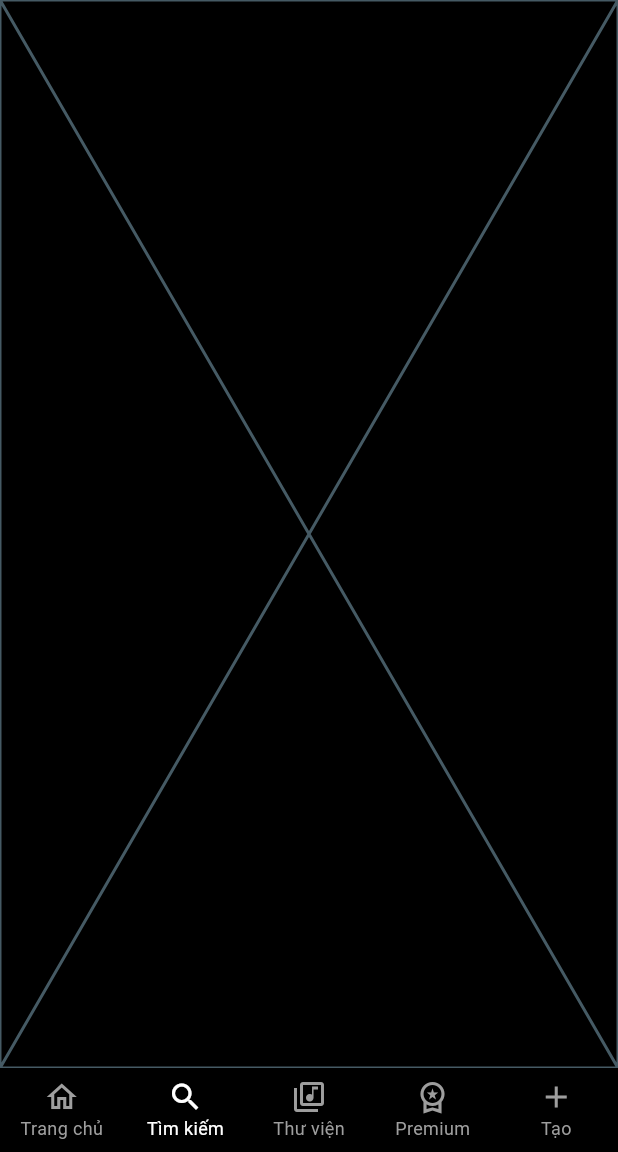
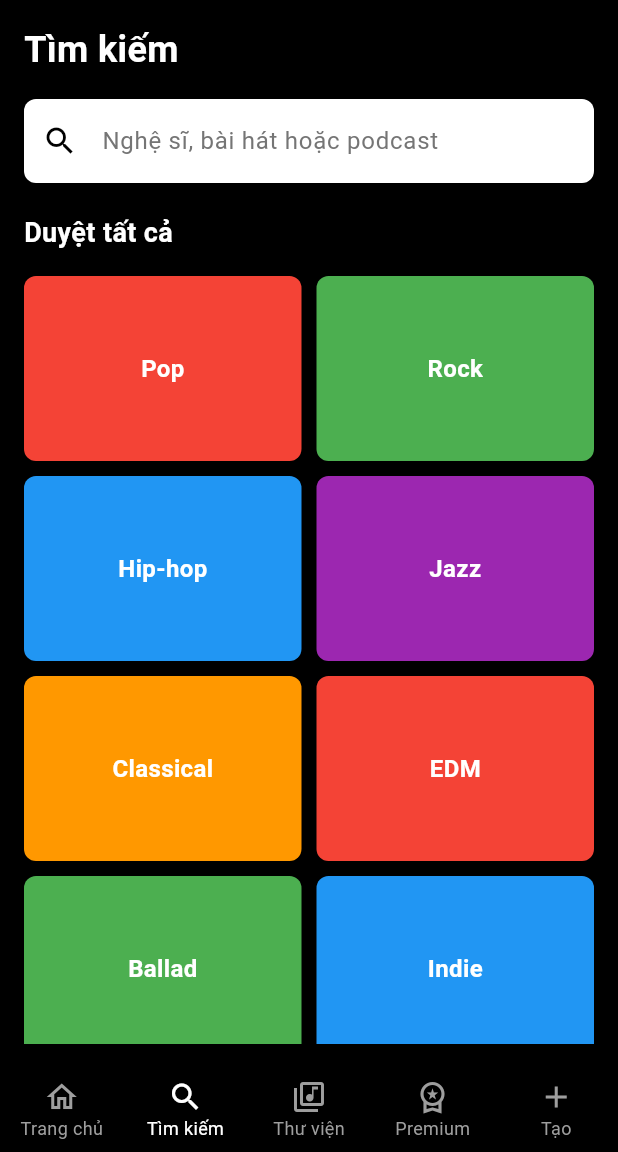
Before and after one commit to khanh21s/2025_LTTBDD_N05_DOAN_VAN_KHANH, a Flutter app: the screen it shows after launch, item 2 of the bottom bar chosen, on a phone screen of 412 x 824 dp, the part 84-1236 px from its top. Run offline on Flutter 3.47's test engine with Material 3 defaults, Android fonts, the phone set to English and light mode, and no system bars.

Commit message:
cap nhat khung cho trang tim kiem

```diff
--- a/lib/pages/search_page.dart
+++ b/lib/pages/search_page.dart
@@ -1,10 +1,133 @@
 import 'package:flutter/material.dart';
 
-class SearchPage extends StatelessWidget {
+class SearchPage extends StatefulWidget {
   const SearchPage({super.key});
 
   @override
+  State<SearchPage> createState() => _SearchPageState();
+}
+
+class _SearchPageState extends State<SearchPage> {
+  final TextEditingController _searchController = TextEditingController();
+  String _query = "";
+
+  // Mock data
+  final List<String> categories = [
+    "Pop",
+    "Rock",
+    "Hip-hop",
+    "Jazz",
+    "Classical",
+    "EDM",
+    "Ballad",
+    "Indie",
+    "K-Pop",
+    "R&B"
+  ];
+
+  @override
+  void dispose() {
+    _searchController.dispose(); // giải phóng controller khi widget bị hủy
+    super.dispose();
+  }
+
+  @override
   Widget build(BuildContext context) {
-    return const Placeholder();
+    final colors = [
+      Colors.red,
+      Colors.green,
+      Colors.blue,
+      Colors.purple,
+      Colors.orange,
+    ];
+
+    // Lọc dữ liệu theo query
+    final filteredCategories = categories
+        .where((c) => c.toLowerCase().contains(_query.toLowerCase()))
+        .toList();
+
+    return SafeArea(
+      child: Padding(
+        padding: const EdgeInsets.all(16.0),
+        child: Column(
+          crossAxisAlignment: CrossAxisAlignment.start,
+          children: [
+            const Text(
+              'Tìm kiếm',
+              style: TextStyle(
+                color: Colors.white,
+                fontSize: 24,
+                fontWeight: FontWeight.bold,
+              ),
+            ),
+            const SizedBox(height: 16),
+
+            // Search input
+            TextField(
+              controller: _searchController,
+              onChanged: (value) {
+                setState(() {
+                  _query = value;
+                });
+              },
+              style: const TextStyle(color: Colors.black),
+              decoration: InputDecoration(
+                hintText: 'Nghệ sĩ, bài hát hoặc podcast',
+                hintStyle: TextStyle(color: Colors.grey[600]),
+                prefixIcon: const Icon(Icons.search, color: Colors.black),
+                filled: true,
+                fillColor: Colors.white,
+                border: OutlineInputBorder(
+                  borderRadius: BorderRadius.circular(8),
+                  borderSide: BorderSide.none,
+                ),
+              ),
+            ),
+
+            const SizedBox(height: 20),
+            const Text(
+              'Duyệt tất cả',
+              style: TextStyle(
+                color: Colors.white,
+                fontSize: 18,
+                fontWeight: FontWeight.bold,
+              ),
+            ),
+            const SizedBox(height: 16),
+
+            // Grid
+            Expanded(
+              child: GridView.builder(
+                gridDelegate: const SliverGridDelegateWithFixedCrossAxisCount(
+                  crossAxisCount: 2,
+                  childAspectRatio: 1.5,
+                  crossAxisSpacing: 10,
+                  mainAxisSpacing: 10,
+                ),
+                itemCount: filteredCategories.length,
+                itemBuilder: (context, index) {
+                  return Container(
+                    decoration: BoxDecoration(
+                      color: colors[index % colors.length],
+                      borderRadius: BorderRadius.circular(8),
+                    ),
+                    child: Center(
+                      child: Text(
+                        filteredCategories[index],
+                        style: const TextStyle(
+                          color: Colors.white,
+                          fontSize: 16,
+                          fontWeight: FontWeight.bold,
+                        ),
+                      ),
+                    ),
+                  );
+                },
+              ),
+            ),
+          ],
+        ),
+      ),
+    );
   }
 }
```
